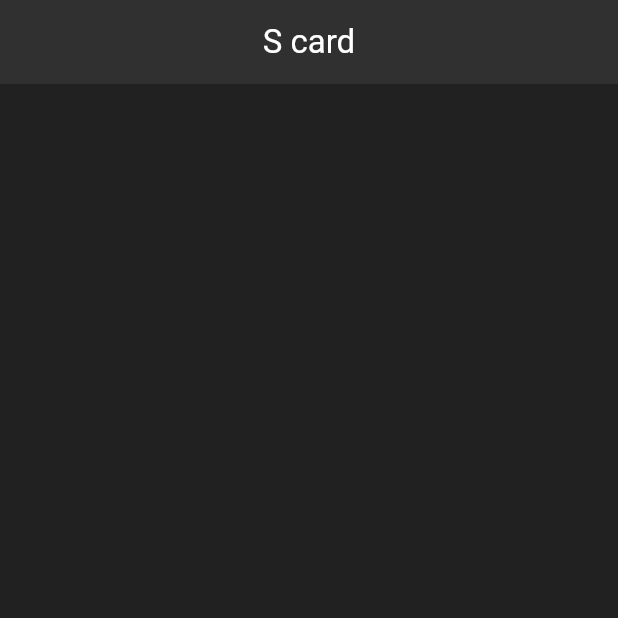
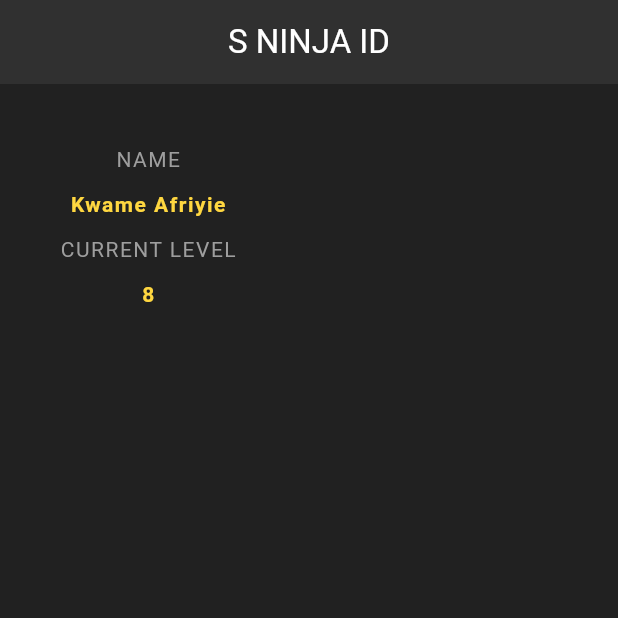
Before and after one commit to samobeng14Dev/flutter_demo, a Flutter app: the screen it shows after launch, on a phone screen of 412 x 824 dp, the top half of it. Run offline on Flutter 3.47's test engine with Material 3 defaults, Android fonts, the light colour scheme and no system bars; our stand-ins replace device_preview, flutter_slidable, shared_preferences.

Commit message:
updated file

```diff
--- a/time_finder/time_finder_app/lib/main.dart
+++ b/time_finder/time_finder_app/lib/main.dart
@@ -20,7 +20,7 @@ class Home extends StatelessWidget {
       home: Scaffold(
         backgroundColor: Colors.grey[900],
         appBar: AppBar(
-          title: Text('S card', style: TextStyle(color: Colors.white)),
+          title: Text('S NINJA ID', style: TextStyle(color: Colors.white)),
           centerTitle: true,
           backgroundColor: Colors.grey[850],
           elevation: 0.0,
@@ -29,6 +29,40 @@ class Home extends StatelessWidget {
           padding: EdgeInsets.fromLTRB(40.0, 40.0, 30.0, 0.0),
           child: Column(
             children: <Widget>[
+              Text(
+                'NAME',
+                style: TextStyle(color: Colors.grey, letterSpacing: 1.0),
+              ),
+              SizedBox(
+                height: 10.0,
+              ),
+              Text(
+                'Kwame Afriyie',
+                style: TextStyle(
+                    color: Colors.amberAccent[200],
+                    letterSpacing: 1.0,
+                    fontWeight: FontWeight.bold),
+              ),
+              SizedBox(
+                height: 10.0,
+              ),
+              Text(
+                'CURRENT LEVEL',
+                style: TextStyle(color: Colors.grey, letterSpacing: 1.0),
+              ),
+              SizedBox(
+                height: 10.0,
+              ),
+              Text(
+                '8',
+                style: TextStyle(
+                    color: Colors.amberAccent[200],
+                    letterSpacing: 1.0,
+                    fontWeight: FontWeight.bold),
+              ),
+              SizedBox(
+                height: 30.0,
+              )
 
             ],
           ),
```
